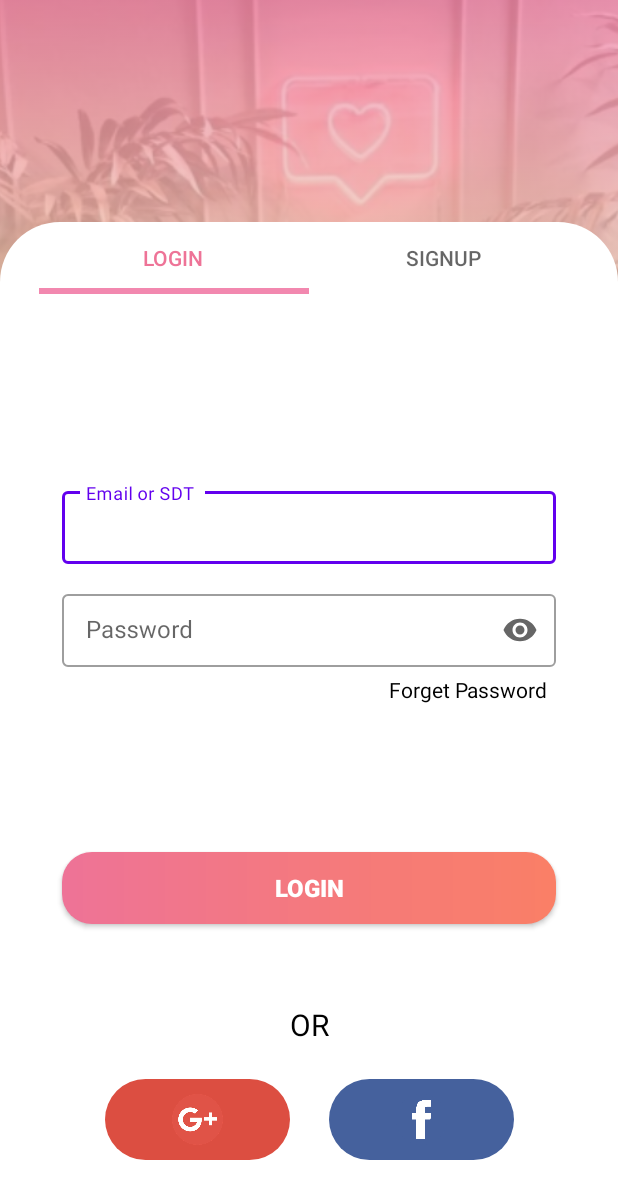
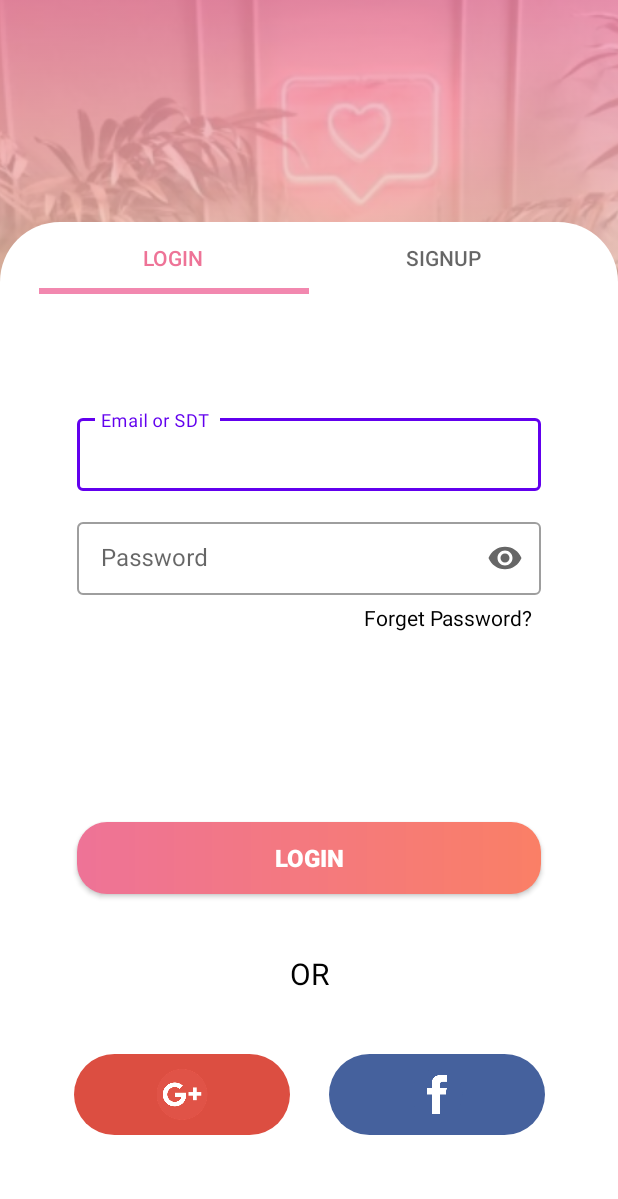
Before and after one commit to hung0220/du_an_1_android_nhom7, an Android app: the LoginTabFragment screen opened directly, with no data from a screen before it, on a phone screen of 412 x 824 dp. Shown: the top 1199 px of the screen. Run offline under Robolectric (Android 15) with nearby library versions, the phone set to English and light mode, and no system bars; our stand-ins replace Firebase (no records; nobody signed in at launch, a user with empty details on screens opened directly).

Commit message:
sơ sài

```diff
--- a/app/src/main/java/com/example/du_an_1_android/LoginTabFragment.java
+++ b/app/src/main/java/com/example/du_an_1_android/LoginTabFragment.java
@@ -5,6 +5,7 @@ import android.view.LayoutInflater;
 import android.view.View;
 import android.view.ViewGroup;
 import android.widget.Button;
+import android.widget.TextView;
 
 import androidx.fragment.app.Fragment;
 
@@ -12,6 +13,7 @@ import com.google.android.material.textfield.TextInputLayout;
 
 public class LoginTabFragment extends Fragment {
     TextInputLayout edtLogin,edtPass;
+    TextView txtForget;
     Button btnLogin;
     float v = 0;
 
@@ -23,18 +25,22 @@ public class LoginTabFragment extends Fragment {
         edtLogin = root.findViewById(R.id.edtLogin);
         edtPass = root.findViewById(R.id.edtPass);
         btnLogin = root.findViewById(R.id.btn_login);
+        txtForget = root.findViewById(R.id.txtForget);
 
         edtLogin.setTranslationX(800);
         edtPass.setTranslationX(800);
         btnLogin.setTranslationX(800);
+        txtForget.setTranslationX(800);
 
         edtLogin.setAlpha(v);
         edtPass.setAlpha(v);
         btnLogin.setAlpha(v);
+        txtForget.setAlpha(v);
 
         edtLogin.animate().translationX(0).alpha(1).setDuration(800).setStartDelay(300).start();
         edtPass.animate().translationX(0).alpha(1).setDuration(800).setStartDelay(500).start();
-        btnLogin.animate().translationX(0).alpha(1).setDuration(800).setStartDelay(700).start();
+        txtForget.animate().translationX(0).alpha(1).setDuration(800).setStartDelay(700).start();
+        btnLogin.animate().translationX(0).alpha(1).setDuration(800).setStartDelay(900).start();
 
         return root;
     }
--- a/app/src/main/java/com/example/du_an_1_android/SignuUpTabFragment.java
+++ b/app/src/main/java/com/example/du_an_1_android/SignuUpTabFragment.java
@@ -77,6 +77,7 @@ public class SignuUpTabFragment extends Fragment {
                 if(txtTK.isEmpty()){
                     mLoginFeedbackText.setText("Vui lòng điền vào biểu mẫu để tiếp tục.");
                     mLoginFeedbackText.setVisibility(View.VISIBLE);
+//                    btnSinUp.setBackgroundColor(R.drawable.boder_button_test);
                 } else {
 
                     otp.setEnabled(false);
--- /dev/null
+++ b/app/src/main/res/drawable/boder_button_test.xml
@@ -0,0 +1,18 @@
+<?xml version="1.0" encoding="utf-8"?>
+<shape xmlns:android="http://schemas.android.com/apk/res/android"
+    android:shape="rectangle">
+
+    <solid
+        android:color="#E4CCCCCC" >
+    </solid>
+
+    <stroke android:width="2dp"
+        android:color="#BDBDBD"/>
+    <!-- các thuộc tính căn chỉnh-->
+
+    <!-- và đây là bán kính đường tròn ở 4 góc -->
+    <corners
+        android:radius="10dp" >
+    </corners>
+
+</shape>
--- /dev/null
+++ b/app/src/main/res/drawable/ic_baseline_close_24.xml
@@ -0,0 +1,5 @@
+<vector android:height="10dp" android:tint="#F288AF"
+    android:viewportHeight="24" android:viewportWidth="24"
+    android:width="10dp" xmlns:android="http://schemas.android.com/apk/res/android">
+    <path android:fillColor="@android:color/white" android:pathData="M19,6.41L17.59,5 12,10.59 6.41,5 5,6.41 10.59,12 5,17.59 6.41,19 12,13.41 17.59,19 19,17.59 13.41,12z"/>
+</vector>
--- a/app/src/main/res/layout/activity_main.xml
+++ b/app/src/main/res/layout/activity_main.xml
@@ -51,7 +51,7 @@
             android:layout_height="0dp"
             app:layout_constraintBottom_toBottomOf="parent"
             app:layout_constraintEnd_toEndOf="parent"
-            app:layout_constraintHeight_percent=".7"
+            app:layout_constraintHeight_percent=".65"
             app:layout_constraintStart_toStartOf="parent"
             app:layout_constraintTop_toBottomOf="@+id/tab_layout"
             app:layout_constraintVertical_bias="0">
@@ -80,7 +80,7 @@
             android:layout_height="0dp"
             android:background="@drawable/broder_form"
             android:src="@drawable/logo_gg"
-            app:layout_constraintWidth_percent=".3"
+            app:layout_constraintWidth_percent=".35"
             app:layout_constraintHeight_percent=".08"
             app:layout_constraintHorizontal_bias="1"
             app:layout_constraintBottom_toBottomOf="parent"
@@ -112,7 +112,7 @@
             android:background="@drawable/border_form_2"
 
             android:src="@drawable/fb"
-            app:layout_constraintWidth_percent=".3"
+            app:layout_constraintWidth_percent=".35"
             app:layout_constraintHeight_percent=".08"
             app:layout_constraintHorizontal_bias="0"
             app:layout_constraintBottom_toBottomOf="parent"
--- a/app/src/main/res/layout/login_tab_fragment.xml
+++ b/app/src/main/res/layout/login_tab_fragment.xml
@@ -16,8 +16,8 @@
         app:layout_constraintEnd_toEndOf="parent"
         app:layout_constraintStart_toStartOf="parent"
         app:layout_constraintTop_toTopOf="parent"
-        app:layout_constraintVertical_bias=".3"
-        app:layout_constraintWidth_percent=".8">
+        app:layout_constraintVertical_bias=".2"
+        app:layout_constraintWidth_percent=".75">
 
         <com.google.android.material.textfield.TextInputEditText
             android:id="@+id/edtEmail"
@@ -58,7 +58,7 @@
         android:layout_height="wrap_content"
         android:layout_marginTop="5dp"
         android:layout_marginRight="5dp"
-        android:text="Forget Password"
+        android:text="Forget Password?"
         android:textColor="@color/black"
         app:layout_constraintBottom_toBottomOf="parent"
         app:layout_constraintEnd_toEndOf="@+id/edtPass"
@@ -79,9 +79,9 @@
         app:layout_constraintBottom_toBottomOf="parent"
         app:layout_constraintEnd_toEndOf="parent"
         app:layout_constraintStart_toStartOf="parent"
-        app:layout_constraintTop_toBottomOf="@+id/edtPass"
-        app:layout_constraintVertical_bias=".7"
-        app:layout_constraintWidth_percent=".8" />
+        app:layout_constraintTop_toTopOf="parent"
+        app:layout_constraintVertical_bias=".9"
+        app:layout_constraintWidth_percent=".75" />
 
 
 
```
Also changed, not shown: app/src/main/java/com/example/du_an_1_android/thongtin_gioitinh.java (+65 -0 lines), app/src/main/java/com/example/du_an_1_android/thongtin_sothich.java (+92 -9 lines), app/src/main/res/drawable/boder_onclick_btn.xml (added, +26 -0 lines), app/src/main/res/layout/activity_thongtin_gioitinh.xml (+51 -6 lines).
